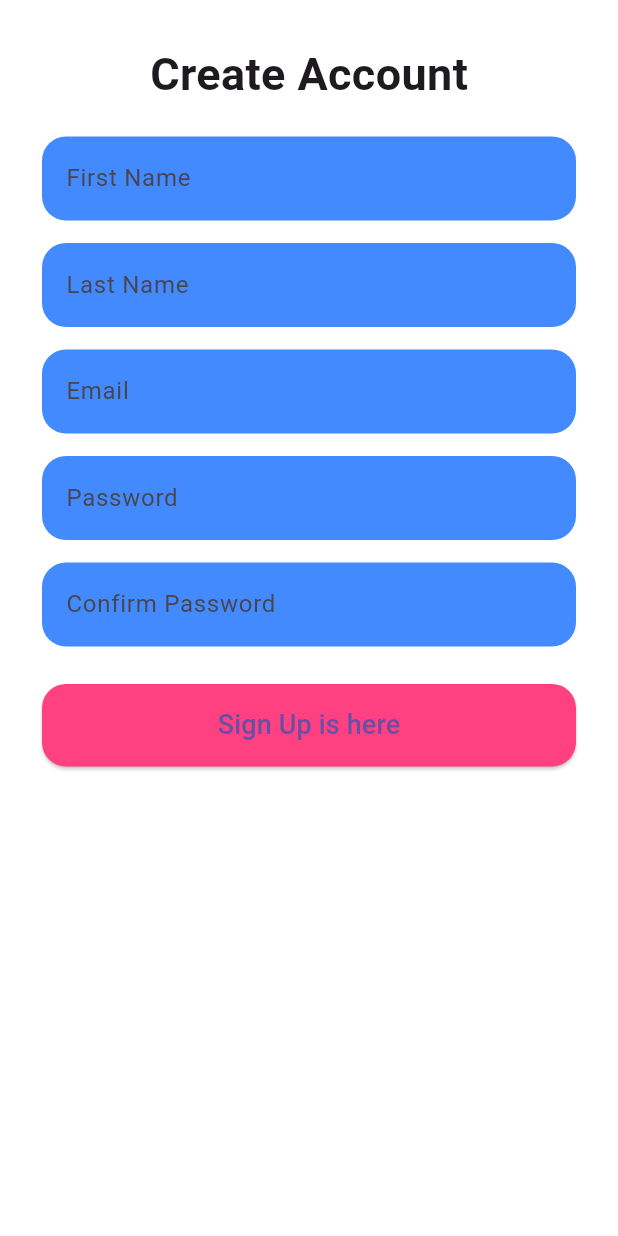
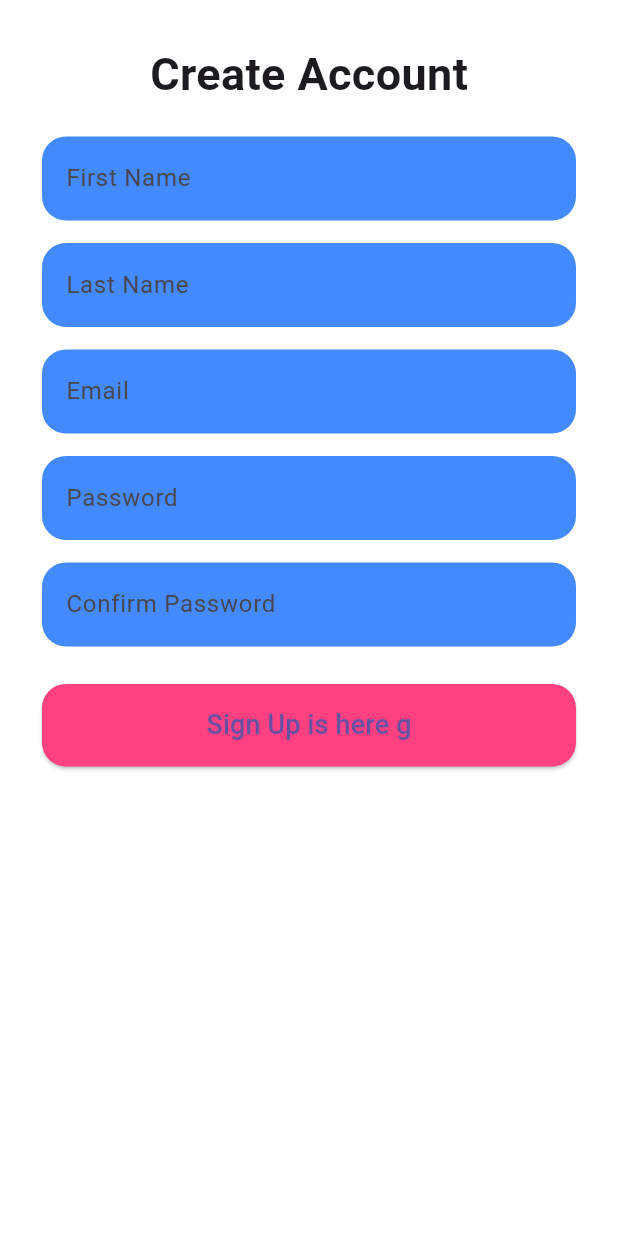
Before and after one commit to waris-ali-git/login, a Flutter app: the screen it shows after launch, on a phone screen of 412 x 824 dp. Run offline on Flutter 3.47's test engine with Material 3 defaults, Android fonts, the phone set to English and light mode, and no system bars; our stand-ins replace firebase_auth, firebase_core; accounts and stored records are empty.

Commit message:
commit it

```diff
--- a/lib/sign_up.dart
+++ b/lib/sign_up.dart
@@ -154,7 +154,7 @@ class _SignUpScreenState extends State<SignUpScreen> {
                   ),
                   child: loading
                       ? const CircularProgressIndicator(color: Colors.white)
-                      : const Text("Sign Up is here", style: TextStyle(fontSize: 18)),
+                      : const Text("Sign Up is here g", style: TextStyle(fontSize: 18)),
                 ),
               ],
             ),
```
